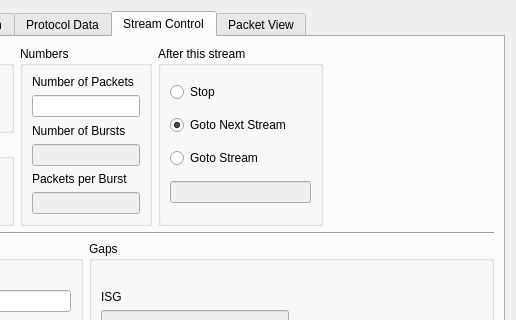
Above: client/streamconfigdialog.ui from pstavirs/ostinato before the change; both pictures show x 118 to 634 and y 0 to 320 of the 634 by 507 pixel window. Below: the same form after it.
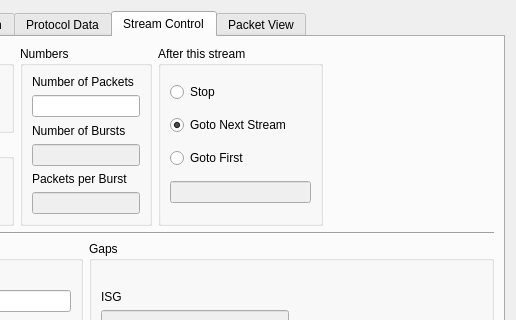
That is the form after the change. The open tabs and pages were chosen to show the change. Icons and pictures are not drawn. Custom widgets are drawn as their Qt base class.

Commit message: StreamConfigDialog: renamed Goto Stream X as Goto First till the Goto Stream X is implemented

Patch:
```diff
--- a/client/streamconfigdialog.ui
+++ b/client/streamconfigdialog.ui
@@ -896,7 +896,7 @@
           <item>
            <widget class="QRadioButton" name="rbActionGotoStream" >
             <property name="text" >
-             <string>Goto Stream</string>
+             <string>Goto First</string>
             </property>
            </widget>
           </item>
```
The commit also changes 1 other file.
